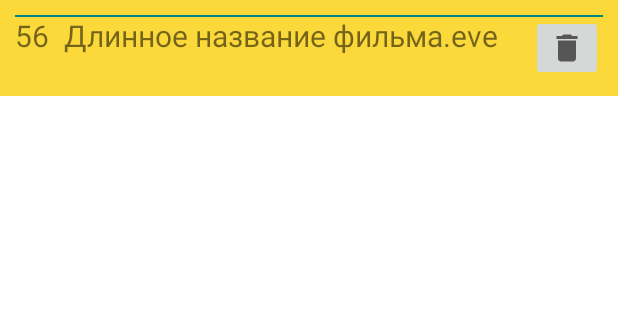
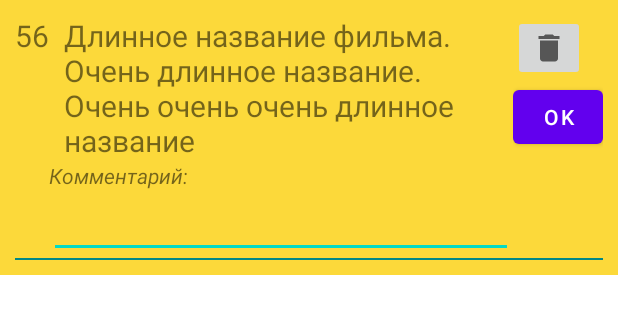
Before and after one commit to Emerald2014/myMovie, an Android app: the layout item_history_fragment.xml on its own in the app's theme, with its tools: preview values and no code run, on a phone screen of 412 x 824 dp. Shown: the top 314 px of the screen. Run offline under Robolectric (Android 15) with nearby library versions, the phone set to English and light mode, and no system bars; network calls fail.

Commit message:
Добавил интерфейс для добавления заметки через update, но она работать не хочет(((

```diff
--- a/app/src/main/java/ru/kudesnik/mymovie/model/entities/Movie.kt
+++ b/app/src/main/java/ru/kudesnik/mymovie/model/entities/Movie.kt
@@ -12,9 +12,10 @@ data class Movie(
     val director: String = "Джеймс Кемерон",
     val year: Int = 2000,
     val poster: String = "Будет позже",
-    val movieLength: Int = 0
+    val movieLength: Int = 0,
+    var comment: String = "Комментарий"
 ) : Parcelable {
-   }
+}
 
 fun getMoviesCategoryComedy() = listOf(
     Movie(0, "Комедия 1", 8.1f, "Комедия", "Режиссер 1", 2001),
--- a/app/src/main/java/ru/kudesnik/mymovie/model/entities/database/HistoryDao.kt
+++ b/app/src/main/java/ru/kudesnik/mymovie/model/entities/database/HistoryDao.kt
@@ -19,6 +19,12 @@ interface HistoryDao {
     @Delete
     fun delete(entity: HistoryEntity)
 
+    @Query("UPDATE HistoryEntity SET commentMovieEntity = :movieComment WHERE nameMovieEntity = :movieName")
+    fun updateByMovieComment(movieName: String, movieComment: String)
+
+//    @Query("UPDATE employee SET salary = :newSalary WHERE id IN (:idList)")
+//    fun updateSalaryByIdList(idList: List<Long?>?, newSalary: Int): Int
+
     @Query("DELETE FROM HistoryEntity WHERE nameMovieEntity = :movieName")
     fun deleteByMovieName(movieName: String)
 }
--- a/app/src/main/java/ru/kudesnik/mymovie/model/entities/database/HistoryEntity.kt
+++ b/app/src/main/java/ru/kudesnik/mymovie/model/entities/database/HistoryEntity.kt
@@ -9,5 +9,6 @@ data class HistoryEntity(
     val nameMovieEntity: String,
     val durationMovieEntity: Int,
     val posterMovieEntity: String,
-    val ratingMovieEntity: Float
+    val ratingMovieEntity: Float,
+    val commentMovieEntity: String
 )
--- a/app/src/main/java/ru/kudesnik/mymovie/model/repository/Repository.kt
+++ b/app/src/main/java/ru/kudesnik/mymovie/model/repository/Repository.kt
@@ -21,4 +21,6 @@ interface Repository {
     fun getAllHistory(): List<Movie>
 
     fun deleteMovie(movie: Movie)
+
+    fun updateMovie(movie: Movie)
 }
--- a/app/src/main/java/ru/kudesnik/mymovie/ui/history/HistoryViewModel.kt
+++ b/app/src/main/java/ru/kudesnik/mymovie/ui/history/HistoryViewModel.kt
@@ -25,4 +25,10 @@ class HistoryViewModel(private val repository: Repository) : ViewModel() {
             historyLiveDataDelete.postValue(repository.deleteMovie(movie))
         }
     }
+
+    fun updateMovie(movie: Movie) {
+        viewModelScope.launch(Dispatchers.IO) {
+            historyLiveDataDelete.postValue(repository.updateMovie(movie))
+        }
+    }
 }
--- a/app/src/main/res/layout/item_history_fragment.xml
+++ b/app/src/main/res/layout/item_history_fragment.xml
@@ -14,29 +14,66 @@
         android:layout_width="wrap_content"
         android:layout_height="wrap_content"
         android:textSize="20sp"
+        app:layout_constraintEnd_toStartOf="@id/llName"
         app:layout_constraintStart_toStartOf="parent"
         app:layout_constraintTop_toTopOf="parent"
         tools:text="56" />
 
+    <LinearLayout
+        android:id="@+id/llName"
+        android:layout_width="0dp"
+        android:layout_height="wrap_content"
+        android:orientation="vertical"
+        app:layout_constraintEnd_toStartOf="@id/ll_right_button"
+        app:layout_constraintStart_toEndOf="@id/numberOfHistory"
+        app:layout_constraintTop_toTopOf="parent">
 
         <TextView
             android:id="@+id/nameMovieOfHistory"
-        android:layout_width="wrap_content"
+            android:layout_width="match_parent"
             android:layout_height="wrap_content"
             android:layout_marginStart="10dp"
             android:textSize="20sp"
-        app:layout_constraintStart_toEndOf="@id/numberOfHistory"
-        app:layout_constraintTop_toTopOf="parent"
-        tools:text="Длинное название фильма.eve " />
 
+            tools:text="Длинное название фильма. Очень длинное название.
+        Очень очень очень длинное название " />
+
+        <TextView
+            android:layout_width="match_parent"
+            android:layout_height="wrap_content"
+            android:text="@string/comment"
+            android:textStyle="italic" />
+
+        <EditText
+            android:id="@+id/edit_text_comment"
+            android:layout_width="match_parent"
+            android:layout_height="wrap_content" />
+    </LinearLayout>
+
+    <LinearLayout
+        android:id="@+id/ll_right_button"
+        android:layout_width="wrap_content"
+        android:layout_height="match_parent"
+        android:layout_marginBottom="71dp"
+        android:orientation="vertical"
+        app:layout_constraintBottom_toTopOf="@+id/view"
+        app:layout_constraintEnd_toEndOf="parent"
+        app:layout_constraintTop_toTopOf="parent">
 
         <ImageButton
             android:id="@+id/deleteButton"
             android:layout_width="wrap_content"
             android:layout_height="wrap_content"
-        android:src="@drawable/ic_baseline_delete_24"
-        app:layout_constraintEnd_toEndOf="parent"
-        app:layout_constraintTop_toTopOf="parent" />
+            android:src="@drawable/ic_baseline_delete_24" />
+
+        <Button
+            android:layout_width="60dp"
+            android:id="@+id/button_ok"
+            android:layout_height="wrap_content"
+            android:layout_gravity="bottom"
+            android:text="OK"/>
+
+    </LinearLayout>
 
 
     <View
@@ -44,6 +81,6 @@
         android:layout_width="match_parent"
         android:layout_height="1dp"
         android:background="@color/teal_700"
-        tools:layout_editor_absoluteX="10dp"
-        tools:layout_editor_absoluteY="10dp" />
+        app:layout_constraintTop_toBottomOf="@id/llName"
+        tools:layout_editor_absoluteX="10dp" />
 </androidx.constraintlayout.widget.ConstraintLayout>
--- a/app/src/main/res/values/strings.xml
+++ b/app/src/main/res/values/strings.xml
@@ -12,4 +12,5 @@
     <string name="movie_category_text_mult">Мультфильм</string>
     <string name="genres_label_text">Жанры</string>
     <string name="short_movie_lenght"><![CDATA[Короткометражка (< 50 мин)]]></string>
+    <string name="comment">Комментарий:</string>
 </resources>
```
Also changed, not shown: app/src/main/java/ru/kudesnik/mymovie/model/repository/RepositoryImpl.kt (+11 -1 lines), app/src/main/java/ru/kudesnik/mymovie/ui/adapters/HistoryAdapter.kt (+10 -1 lines), app/src/main/java/ru/kudesnik/mymovie/ui/history/HistoryFragment.kt (+12 -0 lines). Lines whose indentation alone changed are shown as unchanged.
